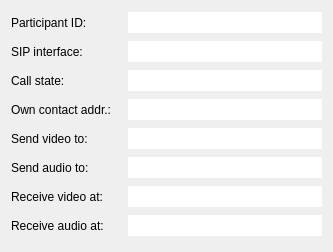
Above: Homer/forms/Widgets/SessionInfoWidget.ui from Homer-Conferencing/Homer-Conferencing before the change. Below: the same form after it.
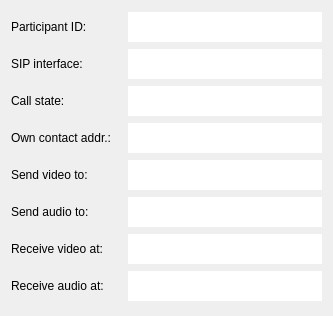
That is the form after the change.

```diff
--- a/Homer/forms/Widgets/SessionInfoWidget.ui
+++ b/Homer/forms/Widgets/SessionInfoWidget.ui
@@ -7,7 +7,7 @@
     <x>0</x>
     <y>0</y>
     <width>333</width>
-    <height>252</height>
+    <height>316</height>
    </rect>
   </property>
   <property name="sizePolicy">
@@ -48,7 +48,7 @@
        <property name="minimumSize">
         <size>
          <width>110</width>
-         <height>22</height>
+         <height>30</height>
         </size>
        </property>
        <property name="text">
@@ -83,13 +83,13 @@
        <property name="minimumSize">
         <size>
          <width>190</width>
-         <height>16</height>
+         <height>30</height>
         </size>
        </property>
        <property name="maximumSize">
         <size>
          <width>16777215</width>
-         <height>16777215</height>
+         <height>30</height>
         </size>
        </property>
        <property name="font">
@@ -129,7 +129,7 @@
        <property name="minimumSize">
         <size>
          <width>110</width>
-         <height>22</height>
+         <height>30</height>
         </size>
        </property>
        <property name="text">
@@ -164,13 +164,13 @@
        <property name="minimumSize">
         <size>
          <width>190</width>
-         <height>16</height>
+         <height>30</height>
         </size>
        </property>
        <property name="maximumSize">
         <size>
          <width>16777215</width>
-         <height>16777215</height>
+         <height>30</height>
         </size>
        </property>
        <property name="font">
@@ -210,7 +210,7 @@
        <property name="minimumSize">
         <size>
          <width>110</width>
-         <height>22</height>
+         <height>30</height>
         </size>
        </property>
        <property name="text">
@@ -245,13 +245,13 @@
        <property name="minimumSize">
         <size>
          <width>190</width>
-         <height>16</height>
+         <height>30</height>
         </size>
        </property>
        <property name="maximumSize">
         <size>
          <width>16777215</width>
-         <height>16777215</height>
+         <height>30</height>
         </size>
        </property>
        <property name="font">
@@ -291,7 +291,7 @@
        <property name="minimumSize">
         <size>
          <width>110</width>
-         <height>22</height>
+         <height>30</height>
         </size>
        </property>
        <property name="text">
@@ -326,13 +326,13 @@
        <property name="minimumSize">
         <size>
          <width>190</width>
-         <height>16</height>
+         <height>30</height>
         </size>
        </property>
        <property name="maximumSize">
         <size>
          <width>16777215</width>
-         <height>16777215</height>
+         <height>30</height>
         </size>
        </property>
        <property name="font">
@@ -369,7 +369,7 @@
        <property name="minimumSize">
         <size>
          <width>110</width>
-         <height>22</height>
+         <height>30</height>
         </size>
        </property>
        <property name="text">
@@ -404,13 +404,13 @@
        <property name="minimumSize">
         <size>
          <width>190</width>
-         <height>16</height>
+         <height>30</height>
         </size>
        </property>
        <property name="maximumSize">
         <size>
          <width>16777215</width>
-         <height>16777215</height>
+         <height>30</height>
         </size>
        </property>
        <property name="font">
@@ -447,7 +447,7 @@
        <property name="minimumSize">
         <size>
          <width>110</width>
-         <height>22</height>
+         <height>30</height>
         </size>
        </property>
        <property name="text">
@@ -482,13 +482,13 @@
        <property name="minimumSize">
         <size>
          <width>190</width>
-         <height>16</height>
+         <height>30</height>
         </size>
        </property>
        <property name="maximumSize">
         <size>
          <width>16777215</width>
-         <height>16777215</height>
+         <height>30</height>
         </size>
        </property>
        <property name="font">
@@ -525,7 +525,7 @@
        <property name="minimumSize">
         <size>
          <width>110</width>
-         <height>22</height>
+         <height>30</height>
         </size>
        </property>
        <property name="text">
@@ -560,13 +560,13 @@
        <property name="minimumSize">
         <size>
          <width>190</width>
-         <height>16</height>
+         <height>30</height>
         </size>
        </property>
        <property name="maximumSize">
         <size>
          <width>16777215</width>
-         <height>16777215</height>
+         <height>30</height>
         </size>
        </property>
        <property name="font">
@@ -603,7 +603,7 @@
        <property name="minimumSize">
         <size>
          <width>110</width>
-         <height>22</height>
+         <height>30</height>
         </size>
        </property>
        <property name="text">
@@ -638,13 +638,13 @@
        <property name="minimumSize">
         <size>
          <width>190</width>
-         <height>16</height>
+         <height>30</height>
         </size>
        </property>
        <property name="maximumSize">
         <size>
          <width>16777215</width>
-         <height>16777215</height>
+         <height>30</height>
         </size>
        </property>
        <property name="font">
```
